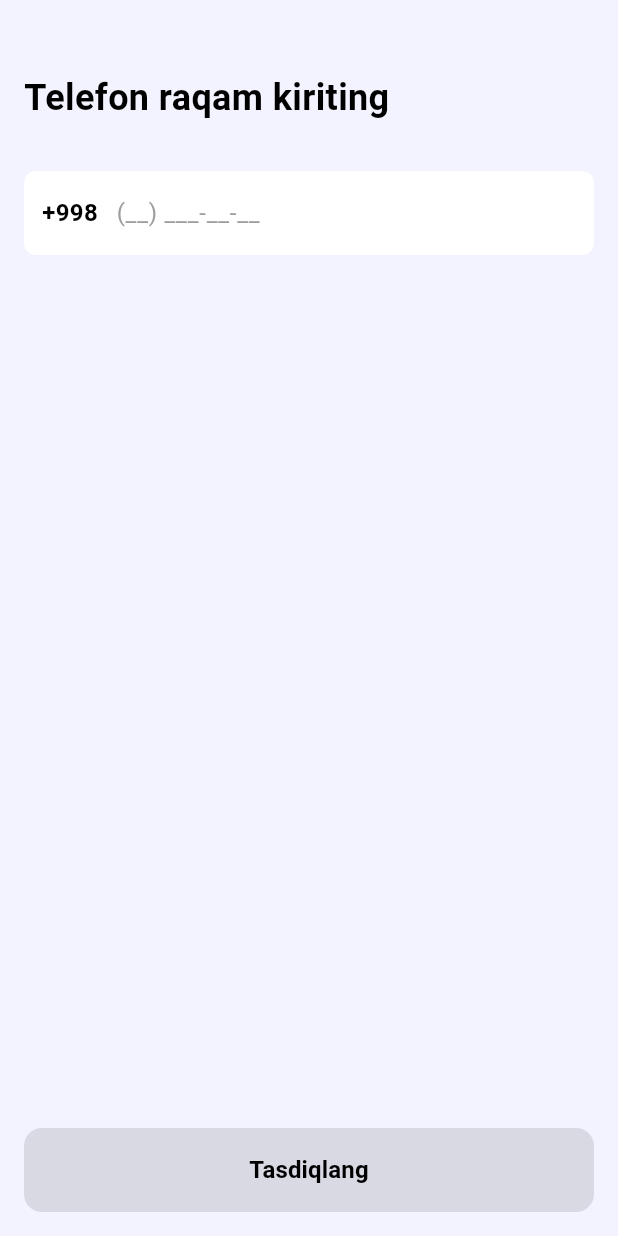
After one commit to RakhmatovSanjarbek/for-practice, a Flutter app: the SignUpEnterPhoneNumber screen opened directly, on a phone screen of 412 x 824 dp. The commit adds this screen. Run offline on Flutter 3.47's test engine with Material 3 defaults, Android fonts, the phone set to English and light mode, and no system bars; our stand-ins replace fluttertoast, get_it, mask_text_input_formatter.

Commit message:
SignIn and SignUp

```diff
--- /dev/null
+++ b/lib/features/auth/presentation/pages/sign_up_enter_phone_number.dart
@@ -0,0 +1,93 @@
+import 'package:flutter/material.dart';
+import 'package:lady/features/auth/presentation/pages/enter_confirm_password_dialog_page.dart';
+import 'package:lady/features/auth/presentation/widgets/custom_loading_button.dart';
+import 'package:lady/features/auth/presentation/widgets/custom_phone_input_text.dart';
+import 'package:mask_text_input_formatter/mask_text_input_formatter.dart';
+
+class SignUpEnterPhoneNumber extends StatefulWidget {
+  const SignUpEnterPhoneNumber({super.key});
+
+  @override
+  State<SignUpEnterPhoneNumber> createState() => _SignUpEnterPhoneNumberState();
+}
+
+class _SignUpEnterPhoneNumberState extends State<SignUpEnterPhoneNumber> {
+  final TextEditingController _phoneController = TextEditingController();
+
+  final MaskTextInputFormatter _phoneFormatter = MaskTextInputFormatter(
+    mask: '(##) ###-##-##',
+    filter: {"#": RegExp(r'\d')},
+    type: MaskAutoCompletionType.lazy,
+  );
+
+  String errorPhoneText = '';
+  bool isButtonEnabled = false;
+
+  @override
+  Widget build(BuildContext context) {
+    return Scaffold(
+        backgroundColor: const Color(0xFFF3F3FF),
+        body: Padding(
+          padding: const EdgeInsets.all(16.0),
+          child: Column(
+            mainAxisAlignment: MainAxisAlignment.spaceBetween,
+            children: [
+              Column(
+                crossAxisAlignment: CrossAxisAlignment.start,
+                children: [
+                  const SizedBox(
+                    height: 32,
+                  ),
+                  const Text(
+                    "Telefon raqam kiriting",
+                    style: TextStyle(
+                        fontSize: 24,
+                        fontWeight: FontWeight.bold,
+                        color: Colors.black),
+                  ),
+                  const SizedBox(
+                    height: 32,
+                  ),
+                  CustomPhoneInputText(
+                    controller: _phoneController,
+                    errorText: errorPhoneText.toString(),
+                    phoneFormatter: _phoneFormatter,
+                    onChanged: _onTextChanged,
+                  )
+                ],
+              ),
+              CustomLoadingButton(
+                title: "Tasdiqlang",
+                onPressed: confirm,
+                isEnabled: isButtonEnabled,
+              )
+            ],
+          ),
+        ));
+  }
+
+  String normalizePhoneNumber(String formattedNumber) {
+    final digitsOnly = formattedNumber.replaceAll(RegExp(r'\D'), '');
+    if (digitsOnly.length != 9) {
+      throw FormatException('Noto‘g‘ri format: $formattedNumber');
+    }
+    return '998$digitsOnly';
+  }
+
+  void confirm() {
+    Navigator.push(
+      context,
+      MaterialPageRoute(
+        builder: (context) => EnterConfirmPasswordDialogPage(
+            phoneNumber: normalizePhoneNumber(_phoneController.text)),
+        fullscreenDialog: true,
+      ),
+    );
+  }
+
+  void _onTextChanged(String value) {
+    setState(() {
+      isButtonEnabled = value.length >= 14;
+    });
+  }
+}
--- a/lib/features/auth/presentation/widgets/custom_input_text.dart
+++ b/lib/features/auth/presentation/widgets/custom_input_text.dart
@@ -19,6 +19,7 @@ class CustomInputText extends StatelessWidget {
         child: TextField(
           controller: controller,
           keyboardType: TextInputType.text,
+          textCapitalization: TextCapitalization.sentences,
           onChanged: onChanged,
           decoration: InputDecoration(
             hintText: hintText,
```
Also changed, not shown: lib/features/auth/presentation/pages/enter_confirm_password_dialog_page.dart (added, +179 -0 lines), lib/features/auth/presentation/pages/sign_up_page.dart (+12 -4 lines), lib/features/dashboard/presentation/pages/dashboard_page.dart (+17 -8 lines).
